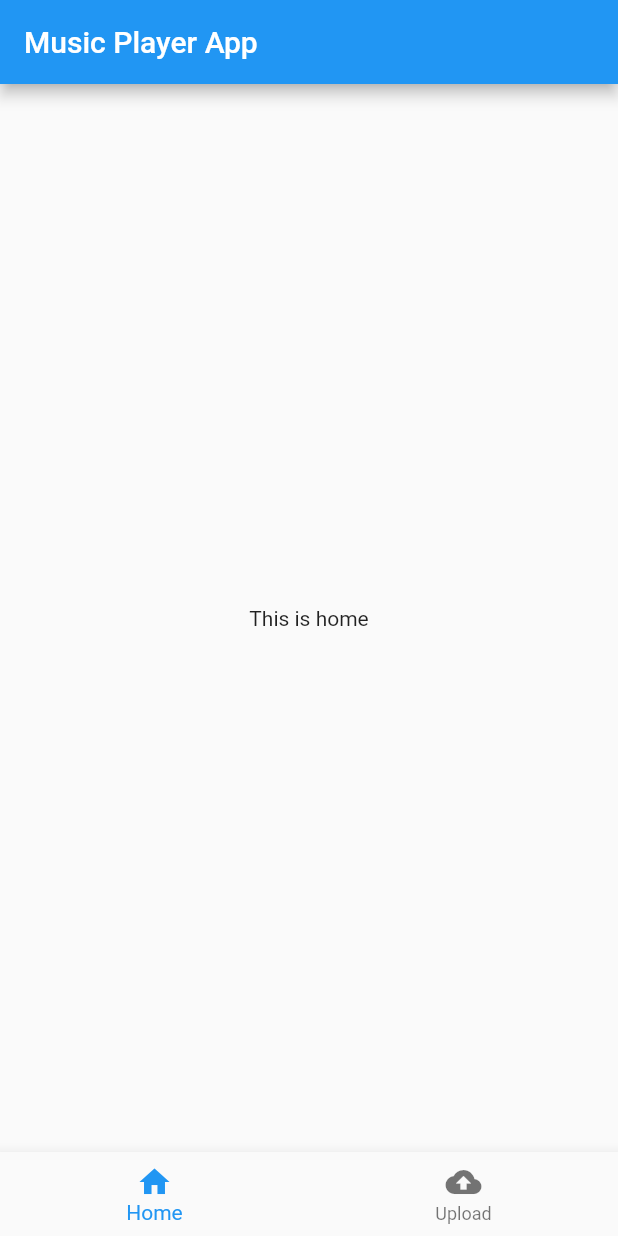
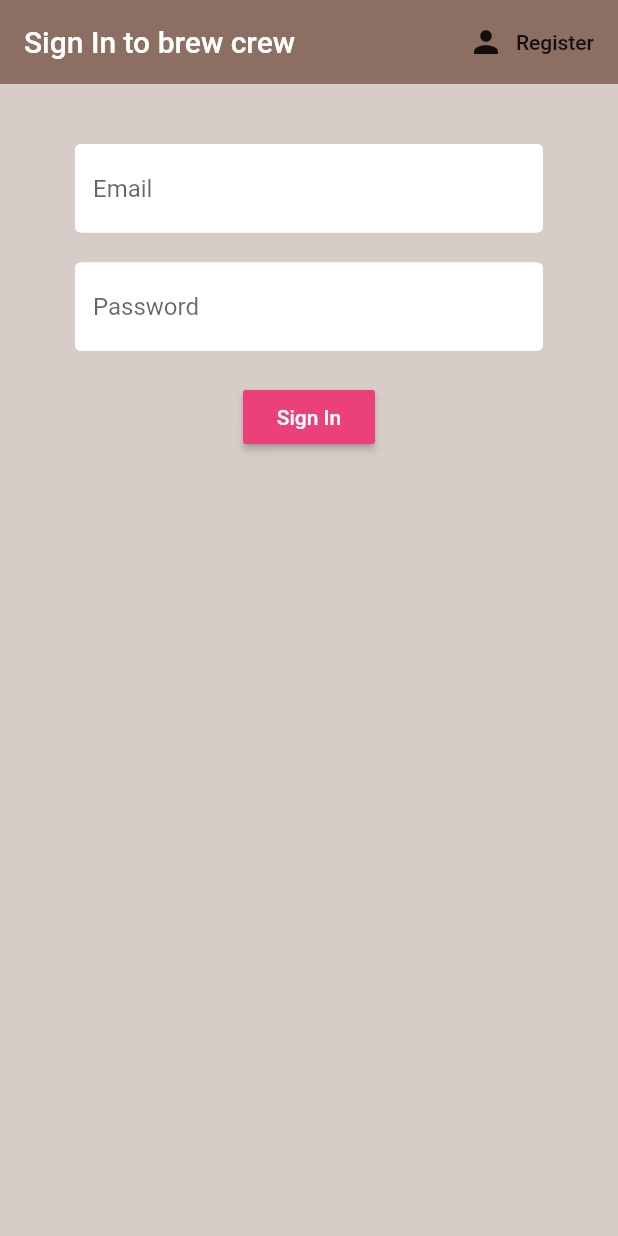
Before and after one commit to Kartik-Chaurasiya/Emotune, a Flutter app: the screen it shows after launch, on a phone screen of 412 x 824 dp. Run offline on Flutter 3.47's test engine with Material 2 defaults, Android fonts, the phone set to English and light mode, and no system bars; our stand-ins replace firebase_auth, firebase_core, flutter_spinkit; accounts and stored records are empty.

Commit message:
athentication done

```diff
--- /dev/null
+++ b/lib/authentication/authenticate/authenticate.dart
@@ -0,0 +1,24 @@
+import 'package:emotune/authentication/authenticate/sign_in.dart';
+import 'package:flutter/material.dart';
+import 'package:emotune/authentication/authenticate/register.dart';
+class Authenticate extends StatefulWidget {
+  @override
+  _AuthenticateState createState() => _AuthenticateState();
+}
+
+class _AuthenticateState extends State<Authenticate> {
+
+  bool showSignIn = true;
+  void toggleView(){
+    setState(() => showSignIn = !showSignIn);
+  }
+
+  @override
+  Widget build(BuildContext context) {
+    if (showSignIn){
+      return SignIn(toggleView: toggleView);
+    }else{
+      return Register(toggleView: toggleView);
+    }
+  }
+}
--- /dev/null
+++ b/lib/authentication/authenticate/register.dart
@@ -0,0 +1,94 @@
+import 'package:flutter/material.dart';
+import 'package:emotune/authentication/services/auth.dart';
+import 'package:emotune/authentication/shared/constants.dart';
+import 'package:emotune/authentication/shared/loading.dart';
+
+class Register extends StatefulWidget {
+
+  final Function toggleView;
+  Register({ this.toggleView });
+
+  @override
+  _RegisterState createState() => _RegisterState();
+}
+
+class _RegisterState extends State<Register> {
+
+  final AuthService _auth = AuthService();
+  final _formKey = GlobalKey<FormState>();
+  bool loading = false;
+
+  //text feild state
+  String email = '';
+  String password = '';
+  String error = '';
+
+  @override
+  Widget build(BuildContext context) {
+    return loading ? Loading() : Scaffold(
+      backgroundColor: Colors.brown[100],
+      appBar: AppBar(
+        backgroundColor: Colors.brown[400],
+        elevation: 0.0,
+        title: Text('Sign Up to brew crew'),
+        actions: <Widget>[
+          FlatButton.icon(
+            icon: Icon(Icons.person),
+            label: Text('Sign In'),
+            onPressed: (){
+              widget.toggleView();
+            },
+          ),
+        ],
+      ),
+      body: Container(
+        padding: EdgeInsets.symmetric(vertical: 20.0, horizontal: 50.0),
+        child: Form(
+          key: _formKey,
+          child: Column(
+          children: <Widget>[
+            SizedBox(height: 20.0),
+            TextFormField(
+              decoration: TextInputDecoration.copyWith(hintText: 'Email'),
+              validator: (val) => val.isEmpty ? 'Enter an email' : null,
+              onChanged: (val){
+                setState(() => email = val);
+              }
+            ),
+            SizedBox(height: 20.0),
+            TextFormField(
+              decoration: TextInputDecoration.copyWith(hintText: 'Password'),
+              obscureText: true,
+              validator: (val) => val.length < 6 ? 'Enter a password 6+ chars long' : null,
+              onChanged: (val){
+                setState(() => password = val);
+              }
+            ),
+            SizedBox(height: 20.0),
+            RaisedButton(
+              color: Colors.pink[400],
+              child: Text('Register',
+              style: TextStyle(color: Colors.white),
+              ),
+              onPressed: () async {
+                if (_formKey.currentState.validate()){
+                  setState(() => loading = true);
+                  dynamic result = await _auth.registerWithEmailAndPassword(email, password);
+                  if(result == null){
+                    setState(() { error = 'Please supply valid email';
+                    loading = false;
+                    }
+                    );
+                  }
+                }
+              }),
+              SizedBox(height: 12.0),
+              Text(
+                error, style: TextStyle(color: Colors.red, fontSize: 14.0),
+              ),
+          ]
+        )),
+      ),
+    );
+  }
+}
--- /dev/null
+++ b/lib/authentication/authenticate/sign_in.dart
@@ -0,0 +1,94 @@
+import 'package:flutter/material.dart';
+import 'package:emotune/authentication/services/auth.dart';
+import 'package:emotune/authentication/shared/constants.dart';
+import 'package:emotune/authentication/shared/loading.dart';
+
+class SignIn extends StatefulWidget {
+
+  final Function toggleView;
+  SignIn({ this.toggleView });
+
+  @override
+  _SignInState createState() => _SignInState();
+}
+
+class _SignInState extends State<SignIn> {
+
+  final AuthService _auth = AuthService();
+  final _formKey = GlobalKey<FormState>();
+  bool loading = false;
+
+  //text feild state
+  String email = '';
+  String password = '';
+  String error = '';
+
+  @override
+  Widget build(BuildContext context) {
+    return loading ? Loading() : Scaffold(
+      backgroundColor: Colors.brown[100],
+      appBar: AppBar(
+        backgroundColor: Colors.brown[400],
+        elevation: 0.0,
+        title: Text('Sign In to brew crew'),
+        actions: <Widget>[
+          FlatButton.icon(
+            icon: Icon(Icons.person),
+            label: Text('Register'),
+            onPressed: (){
+              widget.toggleView();
+            },
+          ),
+        ],
+      ),
+      body: Container(
+        padding: EdgeInsets.symmetric(vertical: 20.0, horizontal: 50.0),
+        child: Form(
+          key: _formKey,
+          child: Column(
+          children: <Widget>[
+            SizedBox(height: 20.0),
+            TextFormField(
+              decoration: TextInputDecoration.copyWith(hintText: 'Email'),
+              validator: (val) => val.isEmpty ? 'Enter an email' : null,
+              onChanged: (val){
+                setState(() => email = val);
+              }
+            ),
+            SizedBox(height: 20.0),
+            TextFormField(
+              decoration: TextInputDecoration.copyWith(hintText: 'Password'),
+              obscureText: true,
+              validator: (val) => val.length < 6 ? 'Enter a password 6+ chars long' : null,
+              onChanged: (val){
+                setState(() => password = val);
+              }
+            ),
+            SizedBox(height: 20.0),
+            RaisedButton(
+              color: Colors.pink[400],
+              child: Text('Sign In',
+              style: TextStyle(color: Colors.white),
+              ),
+              onPressed: () async {
+                if (_formKey.currentState.validate()){
+                  setState(() => loading = true);
+                  dynamic result = await _auth.signInWithEmailAndPassword(email, password);
+                  if(result == null){
+                    setState((){ error = 'COULD NOT SIGN IN WITH THOSE CREDS';
+                    loading = false;
+                    }
+                    );
+                  }
+                }
+              }),
+              SizedBox(height: 12.0),
+              Text(
+                error, style: TextStyle(color: Colors.red, fontSize: 14.0),
+              ),
+          ]
+        )),
+      ),
+    );
+  }
+}
--- /dev/null
+++ b/lib/authentication/models/user.dart
@@ -0,0 +1,6 @@
+class CustomClassName
+{
+  final String uid;
+  CustomClassName({ this.uid });
+
+}
--- /dev/null
+++ b/lib/authentication/shared/constants.dart
@@ -0,0 +1,12 @@
+import 'package:flutter/material.dart';
+
+const TextInputDecoration =  InputDecoration(
+                fillColor: Colors.white,
+                filled: true,
+                enabledBorder: OutlineInputBorder(
+                  borderSide: BorderSide(color: Colors.white, width: 2.0)
+                ),
+                focusedBorder: OutlineInputBorder(
+                  borderSide: BorderSide(color: Colors.pink, width: 2.0)
+                ),
+              );
--- /dev/null
+++ b/lib/authentication/wrapper.dart
@@ -0,0 +1,20 @@
+import 'package:flutter/material.dart';
+import 'package:provider/provider.dart';
+import 'package:emotune/authentication/authenticate/authenticate.dart';
+import '../home.dart';
+import 'models/user.dart';
+
+class Wrapper extends StatelessWidget {
+  @override
+  Widget build(BuildContext context) {
+
+    final user = Provider.of<CustomClassName>(context);
+
+    //Return either home or Authenticate widget
+    if (user == null){
+      return Authenticate();
+    }else {
+      return Home();
+    }
+  }
+}
--- a/lib/main.dart
+++ b/lib/main.dart
@@ -1,51 +1,25 @@
+import 'package:firebase_core/firebase_core.dart';
+import 'authentication/services/auth.dart';
 import 'package:flutter/material.dart';
-import 'screens/Home.dart';
-import 'screens/Upload.dart';
+import 'package:provider/provider.dart';
+import 'authentication/models/user.dart';
+import 'authentication/wrapper.dart';
 
-void main() => runApp(MyApp());
-
-class MyApp extends StatefulWidget {
-  @override
-  _MyAppState createState() => _MyAppState();
+void main() async {
+  WidgetsFlutterBinding.ensureInitialized();
+  await Firebase.initializeApp();
+  runApp(MyApp());
 }
 
-class _MyAppState extends State<MyApp> {
-  int currentindex = 0;
-
-  List tabs = [
-    Home(),
-    Upload(),
-  ];
+class MyApp extends StatelessWidget {
+  // This widget is the root of your application.
   @override
   Widget build(BuildContext context) {
-    return MaterialApp(
-        title: "Music Player App",
-        theme: ThemeData(
-          primarySwatch: Colors.blue,
-        ),
-        home: Scaffold(
-          appBar: AppBar(
-            title: Text("Music Player App"),
-          ),
-          body: tabs[currentindex],
-          bottomNavigationBar: BottomNavigationBar(
-            currentIndex: currentindex,
-            items: [
-              BottomNavigationBarItem(
-                icon: Icon(Icons.home),
-                title: Text("Home"),
-              ),
-              BottomNavigationBarItem(
-                icon: Icon(Icons.cloud_upload),
-                title: Text("Upload"),
-              )
-            ],
-            onTap: (index) {
-              setState(() {
-                currentindex = index;
-              });
-            },
-          ),
-        ));
+    return StreamProvider<CustomClassName>.value(
+      value: AuthService().user,
+      child: MaterialApp(
+        home: Wrapper(),
+      ),
+    );
   }
 }
--- a/lib/screens/Home.dart
+++ /dev/null
@@ -1,15 +0,0 @@
-import 'package:flutter/material.dart';
-
-class Home extends StatefulWidget {
-  @override
-  _HomeState createState() => _HomeState();
-}
-
-class _HomeState extends State<Home> {
-  @override
-  Widget build(BuildContext context) {
-    return Center(
-      child: Text('This is home'),
-    );
-  }
-}
--- a/lib/screens/Upload.dart
+++ /dev/null
@@ -1,15 +0,0 @@
-import 'package:flutter/material.dart';
-
-class Upload extends StatefulWidget {
-  @override
-  _UploadState createState() => _UploadState();
-}
-
-class _UploadState extends State<Upload> {
-  @override
-  Widget build(BuildContext context) {
-    return Center(
-      child: Text('Upload page'),
-    );
-  }
-}
```
Also changed, not shown: lib/authentication/services/auth.dart (added, +71 -0 lines), lib/authentication/shared/loading.dart (added, +17 -0 lines), lib/home.dart (added, +28 -0 lines), pubspec.yaml (+4 -3 lines), pubspec.lock, 3 other files.
